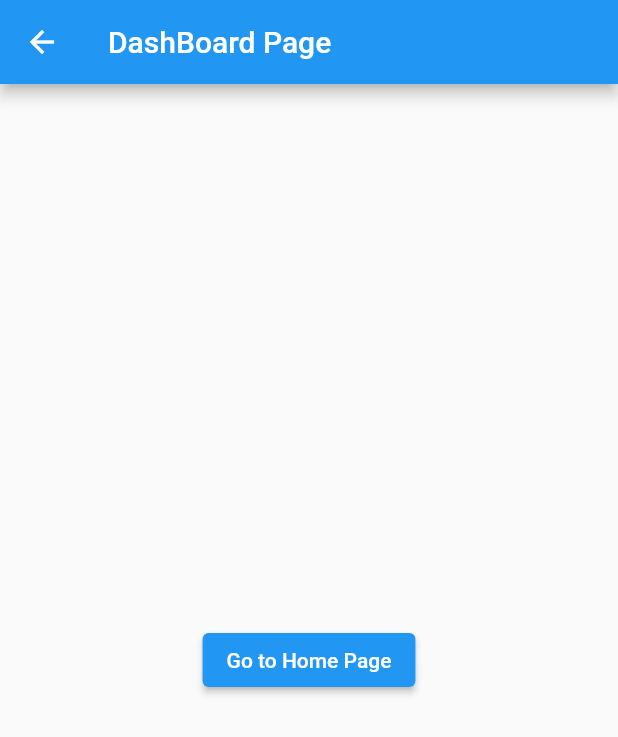
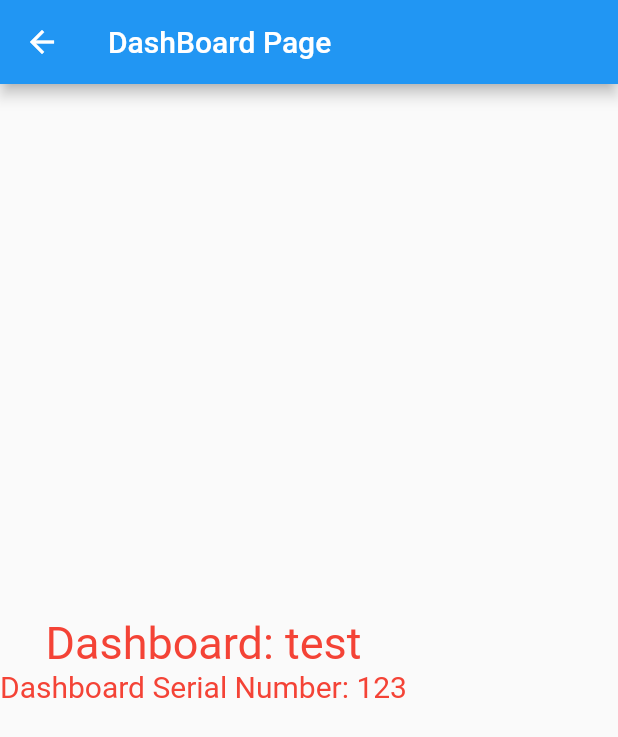
Before and after one commit to Arunachalam0007/Flutter_GETX, a Flutter app: the HomePage screen opened by its route, after a tap on "Go To DashBoard Page", on a phone screen of 412 x 824 dp. Shown: the top 737 px of the screen. Run offline on Flutter 3.47's test engine with Material 2 defaults, Android fonts, the phone set to English and light mode, and no system bars; our stand-ins replace get.

Commit message:
GetXController for make value as reactive

```diff
--- /dev/null
+++ b/getx_basics_app/lib/dashboard_getx_provider.dart
@@ -0,0 +1,8 @@
+import 'package:get/get_rx/src/rx_types/rx_types.dart';
+import 'package:get/get_state_manager/get_state_manager.dart';
+
+class DashboardData extends GetxController {
+  var dashboardName = 'test'.obs;
+  var dashboardNumber = 123.obs;
+  DashboardData();
+}
--- a/getx_basics_app/lib/dashboardpage.dart
+++ b/getx_basics_app/lib/dashboardpage.dart
@@ -1,8 +1,12 @@
 import 'package:flutter/material.dart';
 import 'package:get/get.dart';
+import 'package:getx_basics_app/dashboard_getx_provider.dart';
+import 'package:getx_basics_app/usermodel.dart';
 
 class DashboardPage extends StatelessWidget {
-  const DashboardPage({Key? key}) : super(key: key);
+  // // GETX Controller
+  // var dashboardData =
+  //     Get.put(DashboardData(dashboardName: 'Developer', dashboardNumber: 3));
 
   @override
   Widget build(BuildContext context) {
@@ -10,13 +14,72 @@ class DashboardPage extends StatelessWidget {
       appBar: AppBar(
         title: Text('DashBoard Page'),
       ),
-      body: Center(
-        child: ElevatedButton(
-          child: Text('Go to Home Page'),
-          onPressed: () {
-            Get.back();
-          },
-        ),
+      body: Column(
+        mainAxisAlignment: MainAxisAlignment.center,
+        children: [
+          GetX<DashboardData>(
+              init: DashboardData(),
+              builder: (data) {
+                return Column(
+                  children: [
+                    Text(
+                      'Dashboard: ${data.dashboardName}',
+                      style: TextStyle(color: Colors.red, fontSize: 30),
+                    ),
+                    Text(
+                      'Dashboard Serial Number: ${data.dashboardNumber}',
+                      style: TextStyle(color: Colors.red, fontSize: 20),
+                    ),
+                  ],
+                );
+              }),
+          // Obx(() => Column(
+          //       crossAxisAlignment: CrossAxisAlignment.start,
+          //       children: [
+          //         Text('User Name: ${userData.value.name}'),
+          //         Text('User Age: ${userData.value.age}'),
+          //         Text('User Gender: ${userData.value.gender}'),
+          //       ],
+          //     )),
+          // Row(
+          //   mainAxisAlignment: MainAxisAlignment.center,
+          //   children: [
+          //     ElevatedButton(
+          //       onPressed: () {
+          //         userData.update((userDataVal) {
+          //           userDataVal?.age--;
+          //         });
+          //       },
+          //       child: const Icon(Icons.remove),
+          //     ),
+          //     const SizedBox(
+          //       width: 10,
+          //     ),
+          //     Obx(
+          //       () => Column(
+          //         children: [Text('${userData.value.age}')],
+          //       ),
+          //     ),
+          //     const SizedBox(
+          //       width: 10,
+          //     ),
+          //     ElevatedButton(
+          //       onPressed: () {
+          //         userData.update((userDataVal) {
+          //           userDataVal?.age++;
+          //         });
+          //       },
+          //       child: const Icon(Icons.add),
+          //     ),
+          //   ],
+          // ),
+          // ElevatedButton(
+          //   child: Text('Go to Home Page'),
+          //   onPressed: () {
+          //     Get.back();
+          //   },
+          // ),
+        ],
       ),
     );
   }
--- a/getx_basics_app/lib/homepage.dart
+++ b/getx_basics_app/lib/homepage.dart
@@ -18,7 +18,7 @@ class HomePage extends StatelessWidget {
           children: [
             ElevatedButton(
               onPressed: () {
-                Get.to(DashboardPage());
+                Get.to(() => DashboardPage());
               },
               child: const Text(
                 'Go To DashBoard Page',
--- a/getx_basics_app/lib/main.dart
+++ b/getx_basics_app/lib/main.dart
@@ -17,7 +17,7 @@ class MyApp extends StatelessWidget {
       defaultTransition: Transition.downToUp,
       getPages: [
         GetPage(name: '/HomePage', page: () => const HomePage()),
-        GetPage(name: '/DashboardPage', page: () => const DashboardPage()),
+        GetPage(name: '/DashboardPage', page: () => DashboardPage()),
       ],
       home: Scaffold(
         appBar: AppBar(
--- /dev/null
+++ b/getx_basics_app/lib/usermodel.dart
@@ -0,0 +1,10 @@
+class UserData {
+  String name, gender;
+  int age;
+
+  UserData({
+    required this.name,
+    required this.gender,
+    required this.age,
+  });
+}
```
